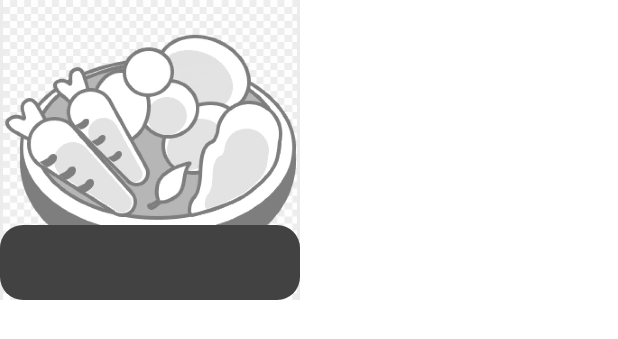
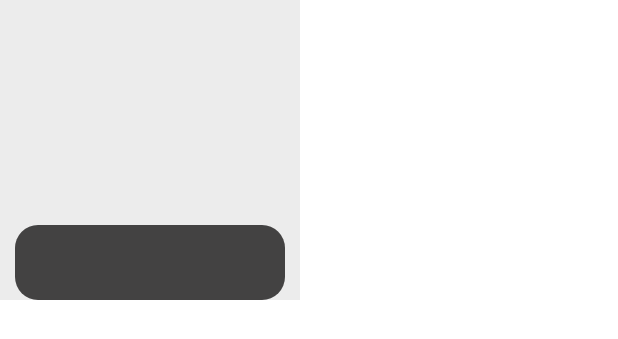
Before and after one commit to athul6560/smartmenu, an Android app: the layout category.xml on its own in the app's theme, with its tools: preview values and no code run, on a phone screen of 412 x 824 dp. Shown: the top 339 px of the screen. Run offline under Robolectric (Android 15) with nearby library versions, the phone set to English and light mode, and no system bars.

```diff
--- a/app/src/main/java/com/andria/qrscan/Activities/DashboardActivity.java
+++ b/app/src/main/java/com/andria/qrscan/Activities/DashboardActivity.java
@@ -46,7 +46,7 @@ public class DashboardActivity extends AppCompatActivity {
                 item.setCategory(itemobject.getString("category"));
                 item.setDishName(itemobject.getString("dishName"));
                 item.setImage_url(itemobject.getString("image_url"));
-                item.setOffer_price(itemobject.getInt("offer_price"));
+              //  item.setOffer_price(itemobject.getInt("offer_price"));
                 item.setPrice(itemobject.getInt("price"));
                 itemDetailModel.add(item);
 
--- a/app/src/main/res/layout/category.xml
+++ b/app/src/main/res/layout/category.xml
@@ -17,12 +17,14 @@
             android:layout_centerInParent="true"
 
             android:id="@+id/img_cat"
-            android:src="@drawable/no_img"/>
+           />
 
         <LinearLayout
             android:layout_width="match_parent"
             android:layout_height="50dp"
             android:background="@drawable/text_bg"
+            android:layout_marginRight="10dp"
+            android:layout_marginLeft="10dp"
             android:layout_alignParentBottom="true">
 
 
```
Also changed, not shown: app/src/main/java/com/andria/qrscan/Adapter/CategoryListAdapter.java (+5 -3 lines).
